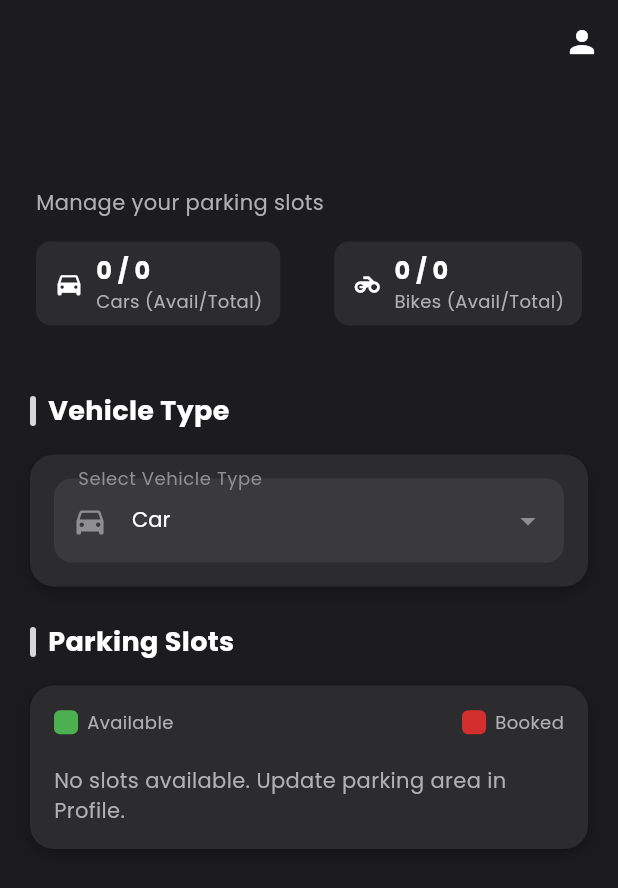
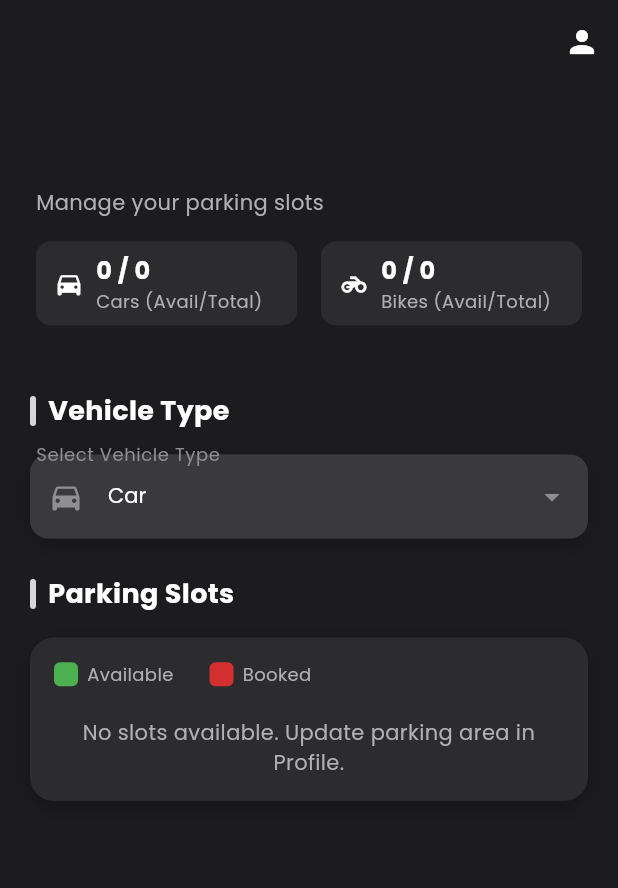
Before and after one commit to ayuktha63/Parking_slot_Booking_Owner, a Flutter app: the HomeScreen screen opened directly with empty values, on a phone screen of 412 x 824 dp. Shown: the top 888 px of the screen. Run offline on Flutter 3.47's test engine with Material 3 defaults, Android fonts, the phone set to English and light mode, and no system bars; our stand-ins replace google_fonts, lottie; missing offline and left inert: razorpay_flutter; network calls fail.

Commit message:
new home

```diff
--- a/lib/home_screen.dart
+++ b/lib/home_screen.dart
@@ -57,8 +57,11 @@ class _HomeScreenState extends State<HomeScreen> {
     super.initState();
     if (kIsWeb) {
       apiHost = '127.0.0.1';
+    } else if (Platform.isAndroid) {
+      apiHost = '10.0.2.2';
     } else {
-      apiHost = '10.0.2.2';
+      // Handle other platforms if necessary, or keep default
+      apiHost = '10.0.2.2'; // Default for emulators
     }
 
     _fetchSlots();
@@ -163,9 +166,17 @@ class _HomeScreenState extends State<HomeScreen> {
   void _handlePaymentSuccess(PaymentSuccessResponse response) async {
     _showErrorDialog("SUCCESS: ${response.paymentId}");
 
+    // Find a booked slot to 'complete'
+    final bookedSlot =
+        _slots.firstWhere((s) => s['is_booked'], orElse: () => null);
+    if (bookedSlot == null) {
+      _showErrorDialog("Error: No booked slot found to complete payment.");
+      return;
+    }
+
     // Hardcoded booking details for testing
     final Map<String, dynamic> booking = {
-      'slot_id': _slots.firstWhere((s) => s['is_booked'])['_id'],
+      'slot_id': bookedSlot['_id'], // Use the found booked slot
       'parking_id': _parkingId,
       'vehicle_type': _vehicleType,
       'exit_time': DateTime.now().toIso8601String(),
@@ -188,20 +199,21 @@ class _HomeScreenState extends State<HomeScreen> {
       if (completeResponse.statusCode == 200) {
         final successReceipt = {
           ...booking,
-          'slot_number':
-              _slots.firstWhere((s) => s['is_booked'])['slot_number'],
+          'slot_number': bookedSlot['slot_number'], // Use the found booked slot
           'vehicle_number': "TEST-1234",
           'entry_time': "TEST ENTRY TIME",
           'date': DateTime.now().toIso8601String().split('T')[0],
           'parking_name': widget.parkingAreaName,
         };
-        Navigator.pop(context);
+        if (mounted) {
+          Navigator.pop(context); // Close the dialog
           Navigator.push(
             context,
             MaterialPageRoute(
               builder: (context) => SuccessScreen(receipt: successReceipt),
             ),
           ).then((_) => _fetchSlots());
+        }
       } else {
         _showErrorDialog(
             'Failed to complete booking: ${completeResponse.body}');
@@ -403,6 +415,7 @@ class _HomeScreenState extends State<HomeScreen> {
                   );
 
                   if (response.statusCode == 200) {
+                    if (mounted) {
                       Navigator.pop(context);
                       Navigator.push(
                         context,
@@ -416,6 +429,7 @@ class _HomeScreenState extends State<HomeScreen> {
                           ),
                         ),
                       ).then((_) => _fetchSlots());
+                    }
                   } else {
                     _showErrorDialog('Failed to book slot: ${response.body}');
                   }
@@ -475,6 +489,7 @@ class _HomeScreenState extends State<HomeScreen> {
         ),
         elevation: 0,
         backgroundColor: appBarColor, // New Color
+        iconTheme: IconThemeData(color: primaryText), // Make back button white
         actions: [
           IconButton(
             icon: const Icon(Icons.person, color: primaryText), // New Color
@@ -522,12 +537,18 @@ class _HomeScreenState extends State<HomeScreen> {
                   ),
                   const SizedBox(height: 16),
                   Row(
-                    mainAxisAlignment: MainAxisAlignment.spaceBetween,
                     children: [
-                      _buildSlotCount(Icons.directions_car, "Cars",
+                      Expanded(
+                        // RESPONSIVE FIX
+                        child: _buildSlotCount(Icons.directions_car, "Cars",
                             _availableCarSlots, _bookedCarSlots),
-                      _buildSlotCount(Icons.motorcycle, "Bikes",
+                      ),
+                      const SizedBox(width: 16), // RESPONSIVE FIX
+                      Expanded(
+                        // RESPONSIVE FIX
+                        child: _buildSlotCount(Icons.motorcycle, "Bikes",
                             _availableBikeSlots, _bookedBikeSlots),
+                      ),
                     ],
                   ),
                 ],
@@ -541,7 +562,7 @@ class _HomeScreenState extends State<HomeScreen> {
                   _buildSectionTitle("Vehicle Type"),
                   const SizedBox(height: 16),
                   Container(
-                    padding: const EdgeInsets.all(16),
+                    // Removed padding, handled by Dropdown decoration
                     decoration: BoxDecoration(
                       color: cardSurface, // New Color
                       borderRadius: BorderRadius.circular(16),
@@ -559,6 +580,8 @@ class _HomeScreenState extends State<HomeScreen> {
                         // New Style
                         labelText: "Select Vehicle Type",
                         labelStyle: GoogleFonts.poppins(color: hintText),
+                        contentPadding: const EdgeInsets.symmetric(
+                            vertical: 16, horizontal: 0), // Adjust padding
                         border: OutlineInputBorder(
                           borderRadius: BorderRadius.circular(12),
                           borderSide: BorderSide.none,
@@ -621,10 +644,12 @@ class _HomeScreenState extends State<HomeScreen> {
                       crossAxisAlignment: CrossAxisAlignment.start,
                       children: [
                         Row(
-                          mainAxisAlignment: MainAxisAlignment.spaceBetween,
+                          mainAxisAlignment:
+                              MainAxisAlignment.start, // Adjust alignment
                           children: [
                             _buildLegendItem(const Color(0xFF4CAF50),
                                 "Available"), // Fixed Legend
+                            const SizedBox(width: 24), // Add spacing
                             _buildLegendItem(
                                 errorRed, "Booked"), // Fixed Legend
                           ],
@@ -639,6 +664,7 @@ class _HomeScreenState extends State<HomeScreen> {
                                 ? Center(
                                     child: Text(
                                     "No slots available. Update parking area in Profile.",
+                                    textAlign: TextAlign.center,
                                     style: GoogleFonts.poppins(
                                         color: secondaryText), // New Style
                                   ))
@@ -765,7 +791,9 @@ class _HomeScreenState extends State<HomeScreen> {
         children: [
           Icon(icon, size: 20, color: primaryText), // New Color
           const SizedBox(width: 8),
-          Column(
+          Expanded(
+            // RESPONSIVE FIX
+            child: Column(
               crossAxisAlignment: CrossAxisAlignment.start,
               children: [
                 Text(
@@ -776,6 +804,9 @@ class _HomeScreenState extends State<HomeScreen> {
                     fontWeight: FontWeight.bold,
                     color: primaryText,
                   ),
+                  maxLines: 1, // Prevent number from wrapping
+                  overflow:
+                      TextOverflow.ellipsis, // Add ellipsis if it's too long
                 ),
                 Text(
                   "$label (Avail/Total)",
@@ -783,8 +814,12 @@ class _HomeScreenState extends State<HomeScreen> {
                       // New Style
                       fontSize: 12,
                       color: secondaryText),
+                  maxLines: 2, // Allow label to wrap
+                  overflow:
+                      TextOverflow.ellipsis, // Add ellipsis if it's too long
                 ),
               ],
+            ),
           ),
         ],
       ),
```
Lines whose indentation alone changed are shown as unchanged.
